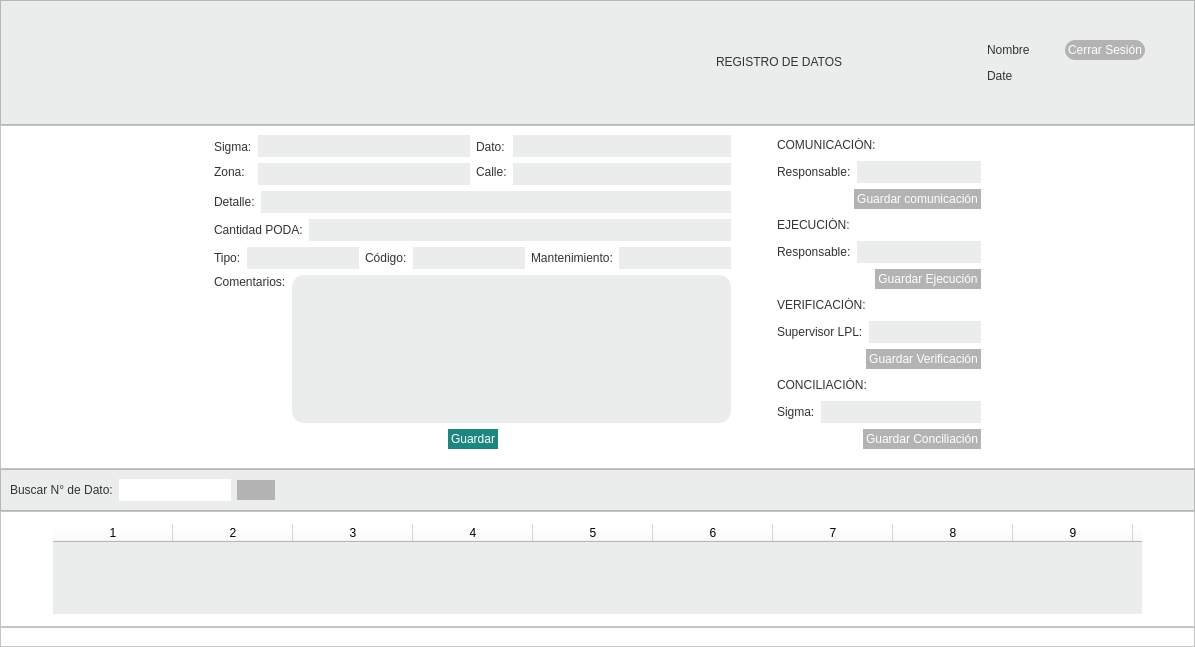
Old version of the form registro_datos.ui in the repository altitude-solutions/Operador_Radio.
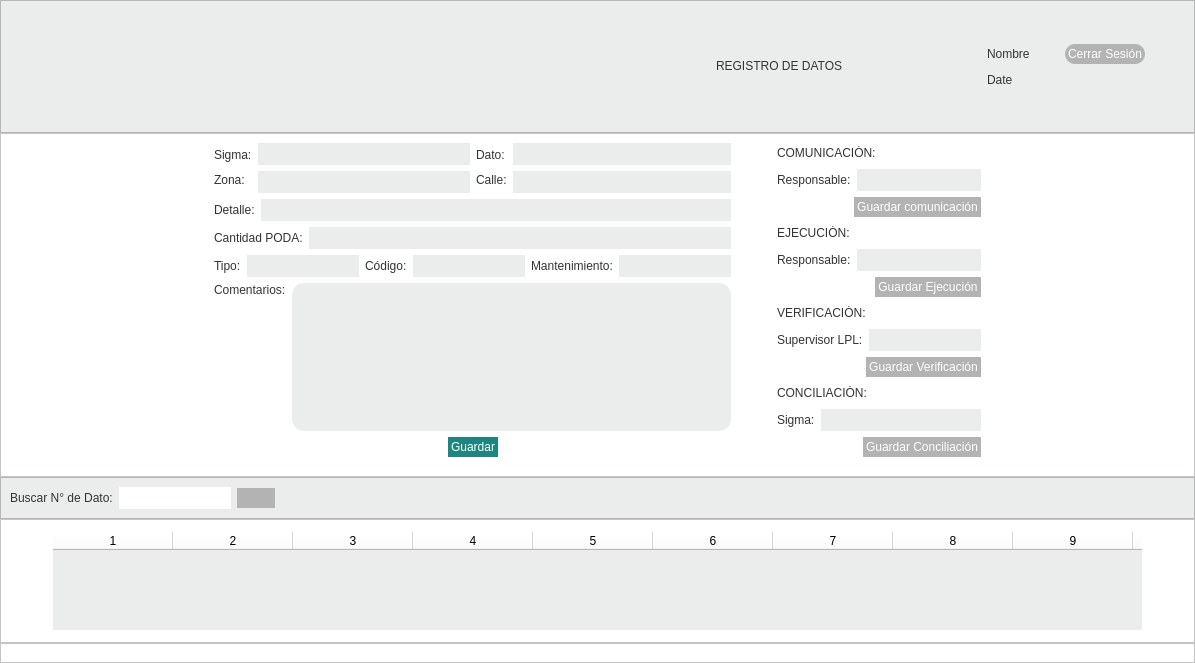
New version of the form.

Commit message: arreglos a la interfaz de datos

The edit to the form file:
```diff
--- a/registro_datos.ui
+++ b/registro_datos.ui
@@ -7,7 +7,7 @@
     <x>0</x>
     <y>0</y>
     <width>1195</width>
-    <height>647</height>
+    <height>663</height>
    </rect>
   </property>
   <property name="windowTitle">
```
Left out of the diff: 20 changed lines with no effect on the pictures. The commit also changes 2 other files.
